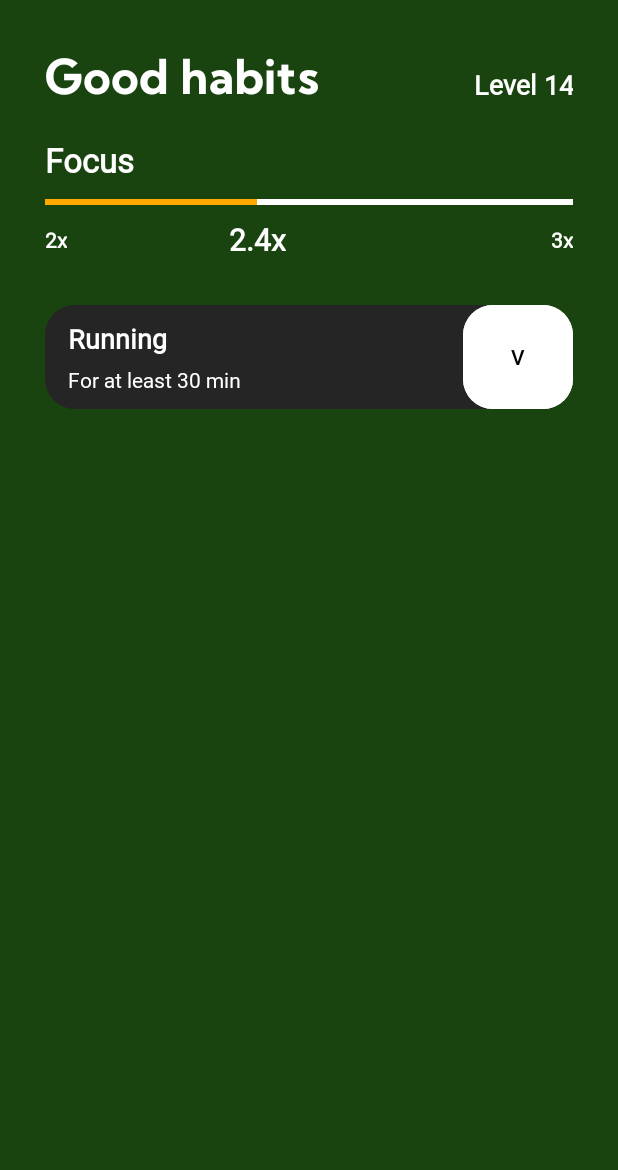
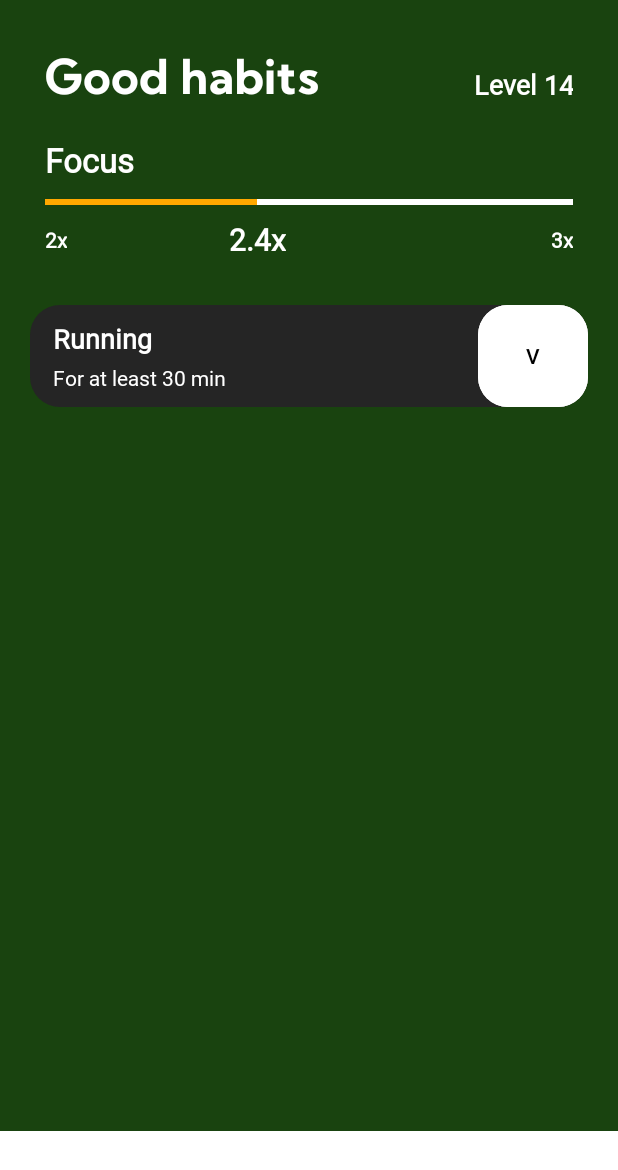
Before and after one commit to nejcmih/HabitQuestTNUV, an Android app: the layout activity_goodhabits.xml on its own in the app's theme, with its tools: preview values and no code run, on a phone screen of 412 x 824 dp. Shown: the top 1170 px of the screen. Run offline under Robolectric (Android 15) with nearby library versions, the phone set to English and light mode, and no system bars.

Commit message:
Gumb habita s constraint layoutom

```diff
--- a/app/src/main/AndroidManifest.xml
+++ b/app/src/main/AndroidManifest.xml
@@ -13,7 +13,7 @@
         android:theme="@style/Theme.HabitQuestTNUV"
         tools:targetApi="31">
         <activity
-            android:name=".MainActivity"
+            android:name=".GoodHabit"
             android:exported="true">
             <intent-filter>
                 <action android:name="android.intent.action.MAIN" />
--- a/app/src/main/java/si/uni_lj/fe/tnuv/habitquesttnuv/GoodHabit.java
+++ b/app/src/main/java/si/uni_lj/fe/tnuv/habitquesttnuv/GoodHabit.java
@@ -1,8 +1,18 @@
 package si.uni_lj.fe.tnuv.habitquesttnuv;
 
-public class GoodHabit extends Habit{
+import androidx.appcompat.app.AppCompatActivity;
 
-    public GoodHabit(String title, float difficulty, int maxProgress) {
+import android.os.Bundle;
+
+public class GoodHabit extends AppCompatActivity {
+
+    /*public GoodHabit(String title, float difficulty, int maxProgress) {
         super(title, difficulty, maxProgress);
+    }*/
+
+    @Override
+    protected void onCreate(Bundle savedInstanceState) {
+        super.onCreate(savedInstanceState);
+        setContentView(R.layout.activity_goodhabits);
     }
 }
--- a/app/src/main/java/si/uni_lj/fe/tnuv/habitquesttnuv/Habit.java
+++ b/app/src/main/java/si/uni_lj/fe/tnuv/habitquesttnuv/Habit.java
@@ -1,6 +1,8 @@
 package si.uni_lj.fe.tnuv.habitquesttnuv;
 
-public class Habit {
+import android.os.Bundle;
+
+public abstract class Habit {
     private int id;
     private String title;
     private float difficulty;
@@ -75,4 +77,6 @@ public class Habit {
     public void setDone(boolean done) {
         this.done = done;
     }
+
+    //protected abstract void onCreate(Bundle savedInstanceState);
 }
--- a/app/src/main/res/layout/activity_goodhabits.xml
+++ b/app/src/main/res/layout/activity_goodhabits.xml
@@ -114,12 +114,14 @@
 
 
     <ScrollView
+        android:id="@+id/scrollView4"
         android:layout_width="match_parent"
         android:layout_height="0dp"
-        android:layout_marginStart="30dp"
+        android:layout_marginStart="20dp"
         android:layout_marginTop="30dp"
-        android:layout_marginEnd="30dp"
-        app:layout_constraintBottom_toBottomOf="parent"
+        android:layout_marginEnd="20dp"
+        android:layout_marginBottom="10dp"
+        app:layout_constraintBottom_toTopOf="@+id/bottomNavigation"
         app:layout_constraintEnd_toEndOf="parent"
         app:layout_constraintStart_toStartOf="parent"
         app:layout_constraintTop_toBottomOf="@+id/textView6">
@@ -127,63 +129,76 @@
         <LinearLayout
             android:layout_width="match_parent"
             android:layout_height="wrap_content"
-            android:orientation="vertical" >
+            android:orientation="vertical">
 
-            <LinearLayout
-                android:id="@+id/linearLayout"
-                android:layout_width="wrap_content"
-                android:layout_height="wrap_content"
-                android:background="@drawable/button_radius"
-                android:orientation="horizontal">
-
-                <LinearLayout
-                    android:layout_width="253dp"
-                    android:layout_height="wrap_content"
-                    android:layout_marginStart="15sp"
-                    android:layout_marginTop="10sp"
-                    android:layout_marginEnd="10sp"
-                    android:layout_marginBottom="10sp"
-                    android:orientation="vertical">
+            <androidx.constraintlayout.widget.ConstraintLayout
+                android:layout_width="match_parent"
+                android:layout_height="match_parent"
+                android:layout_marginBottom="10dp"
+                android:background="@drawable/button_radius">
 
                 <TextView
                     android:id="@+id/textView"
-                        android:layout_width="match_parent"
+                    android:layout_width="wrap_content"
                     android:layout_height="wrap_content"
-                        android:layout_marginBottom="5sp"
+                    android:layout_marginStart="15dp"
+                    android:layout_marginTop="10dp"
                     android:fontFamily="@font/kumbh_sans"
                     android:text="@string/habits_habitname"
                     android:textColor="@color/white"
                     android:textSize="18sp"
-                        android:textStyle="bold" />
+                    android:textStyle="bold"
+                    app:layout_constraintStart_toStartOf="parent"
+                    app:layout_constraintTop_toTopOf="parent" />
 
                 <TextView
                     android:id="@+id/textView2"
-                        android:layout_width="match_parent"
+                    android:layout_width="0dp"
                     android:layout_height="wrap_content"
+                    android:layout_marginStart="15dp"
+                    android:layout_marginTop="4dp"
+                    android:layout_marginEnd="10dp"
+                    android:layout_marginBottom="10dp"
                     android:fontFamily="@font/kumbh_sans"
                     android:radius="10sp"
                     android:text="@string/habits_habitdesc"
                     android:textAllCaps="false"
                     android:textColor="@color/white"
-                        android:textSize="14sp" />
-
-                </LinearLayout>
+                    android:textSize="14sp"
+                    app:layout_constraintBottom_toBottomOf="parent"
+                    app:layout_constraintEnd_toStartOf="@+id/button"
+                    app:layout_constraintStart_toStartOf="parent"
+                    app:layout_constraintTop_toBottomOf="@+id/textView" />
 
                 <Button
                     android:id="@+id/button"
                     android:layout_width="73dp"
-                    android:layout_height="match_parent"
+                    android:layout_height="0dp"
+                    android:layout_marginStart="10dp"
                     android:backgroundTint="@color/white"
                     android:foregroundTint="#000000"
                     android:insetTop="0dp"
                     android:insetBottom="0dp"
                     android:text="V"
                     android:textColor="#000000"
-                    app:cornerRadius="20dp" />
+                    app:cornerRadius="20dp"
+                    app:layout_constraintBottom_toBottomOf="parent"
+                    app:layout_constraintEnd_toEndOf="parent"
+                    app:layout_constraintHorizontal_bias="1.0"
+                    app:layout_constraintTop_toTopOf="parent" />
+            </androidx.constraintlayout.widget.ConstraintLayout>
 
-            </LinearLayout>
         </LinearLayout>
     </ScrollView>
 
+    <com.google.android.material.bottomnavigation.BottomNavigationView
+        android:id="@+id/bottomNavigation"
+        android:layout_width="match_parent"
+        android:layout_height="70dp"
+        app:backgroundTint="@color/white"
+        app:layout_constraintBottom_toBottomOf="parent"
+        app:layout_constraintEnd_toEndOf="parent"
+        app:layout_constraintStart_toStartOf="parent" />
+
 
 </androidx.constraintlayout.widget.ConstraintLayout>
```
Lines whose indentation alone changed are shown as unchanged.
